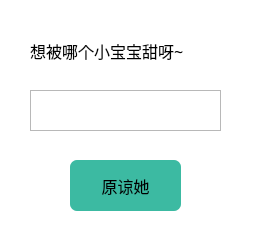
Before: the Qt Designer form qt.ui in Pike96/SNH48-MemberLive-AutoRecordTrim, drawn with Qt 5.
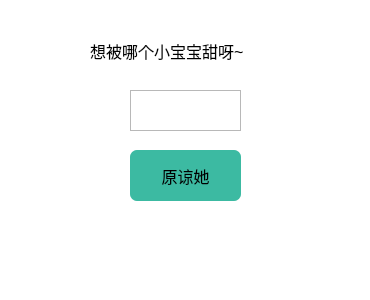
After: the same form once the commit is applied.

Commit message: Realise UI functions. But cannot resume timer after recording finished

The edit to the form file:
```diff
--- a/qt.ui
+++ b/qt.ui
@@ -6,20 +6,20 @@
    <rect>
     <x>0</x>
     <y>0</y>
-    <width>255</width>
-    <height>245</height>
+    <width>370</width>
+    <height>300</height>
    </rect>
   </property>
   <property name="minimumSize">
    <size>
-    <width>255</width>
-    <height>245</height>
+    <width>370</width>
+    <height>300</height>
    </size>
   </property>
   <property name="maximumSize">
    <size>
-    <width>255</width>
-    <height>245</height>
+    <width>370</width>
+    <height>300</height>
    </size>
   </property>
   <property name="windowTitle">
@@ -36,9 +36,9 @@
   <widget class="QPlainTextEdit" name="plainTextEdit">
    <property name="geometry">
     <rect>
-     <x>30</x>
+     <x>130</x>
      <y>90</y>
-     <width>191</width>
+     <width>111</width>
      <height>41</height>
     </rect>
    </property>
@@ -52,7 +52,7 @@
   <widget class="QLabel" name="label">
    <property name="geometry">
     <rect>
-     <x>30</x>
+     <x>90</x>
      <y>20</y>
      <width>201</width>
      <height>61</height>
@@ -60,7 +60,7 @@
    </property>
    <property name="font">
     <font>
-     <family>微软雅黑</family>
+     <family>Microsoft YaHei UI</family>
      <pointsize>12</pointsize>
     </font>
    </property>
@@ -71,8 +71,8 @@
   <widget class="QPushButton" name="pushButton">
    <property name="geometry">
     <rect>
-     <x>70</x>
-     <y>160</y>
+     <x>130</x>
+     <y>150</y>
      <width>111</width>
      <height>51</height>
     </rect>
@@ -100,6 +100,28 @@
     <string>原谅她</string>
    </property>
   </widget>
+  <widget class="QLabel" name="label_2">
+   <property name="geometry">
+    <rect>
+     <x>21</x>
+     <y>234</y>
+     <width>331</width>
+     <height>41</height>
+    </rect>
+   </property>
+   <property name="font">
+    <font>
+     <family>Microsoft YaHei UI</family>
+     <pointsize>11</pointsize>
+    </font>
+   </property>
+   <property name="textFormat">
+    <enum>Qt::AutoText</enum>
+   </property>
+   <property name="alignment">
+    <set>Qt::AlignCenter</set>
+   </property>
+  </widget>
  </widget>
  <resources/>
  <connections/>
```
The commit also changes 6 other files.
